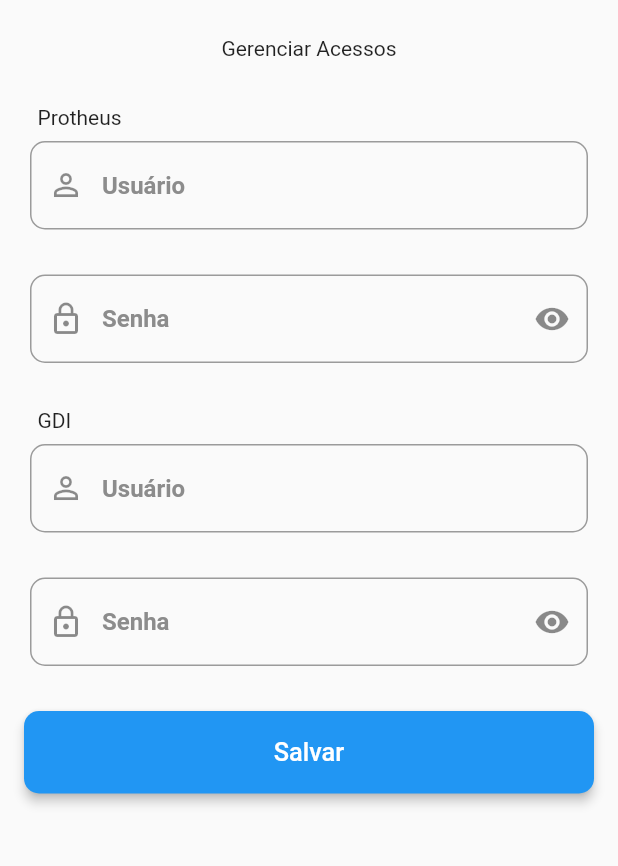
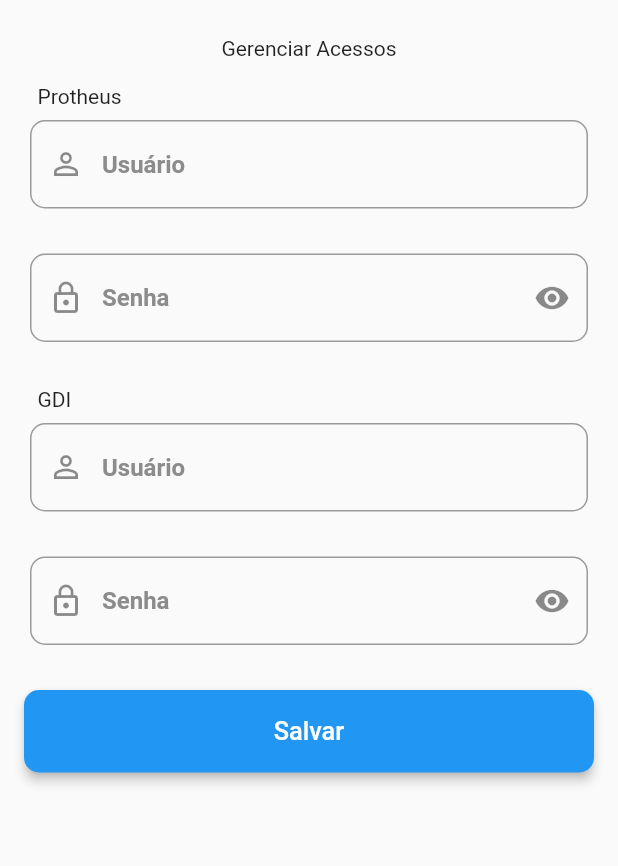
Before and after one commit to RodolfoBR93/sgi, a Flutter app: the ManageAccess screen opened directly with empty values, on a phone screen of 412 x 824 dp, the part 144-1010 px from its top. Run offline on Flutter 3.47's test engine with Material 2 defaults, Android fonts, the light colour scheme and no system bars; our stand-ins replace dio, email_validator, flutter_slidable, google_fonts, pin_code_fields, shared_preferences; missing offline and left inert: advance_pdf_viewer, charcode; accounts and stored records are empty; network calls fail; statements that could not run were skipped.

Commit message:
Ajuste responsividade

```diff
--- a/lib/login/login_page.dart
+++ b/lib/login/login_page.dart
@@ -95,7 +95,7 @@
                   Padding(
                     padding: const EdgeInsets.all(16.0),
                     child: SizedBox(
-                      height: 55, //height of button
+                      height: 50, //height of button
                       width: double.infinity, //width of button
                       child: ElevatedButton(
                         onPressed: () {
--- a/lib/manage_access/manage_access.dart
+++ b/lib/manage_access/manage_access.dart
@@ -43,7 +43,7 @@
               //mainAxisAlignment: MainAxisAlignment.spaceAround,
               children: [
                 Expanded(
-                  flex: 5,
+                  flex: 4,
                   child: Container(
                     alignment: Alignment.center,
                     child: Text(
@@ -62,7 +62,7 @@
               ],
             ),
             Padding(
-              padding: const EdgeInsets.fromLTRB(25, 30, 20, 0),
+              padding: const EdgeInsets.fromLTRB(25, 16, 20, 0),
               child: Container(
                 width: double.infinity,
                 child: Text(
@@ -261,7 +261,8 @@
             2,
             true,
             userProtheus: retorno[0] == '1' ? _userProtheusController.text : '',
-            passwordProtheus: retorno[0] == '1' ? _passwordProtheusController.text : '',
+            passwordProtheus:
+                retorno[0] == '1' ? _passwordProtheusController.text : '',
             userGdi: retorno[4] == '1' ? _userGdiController.text : '',
             passwordGdi: retorno[4] == '1' ? _passwordGdiController.text : '',
           );
```
Also changed, not shown: lib/login/access_code.dart (+4 -4 lines).
